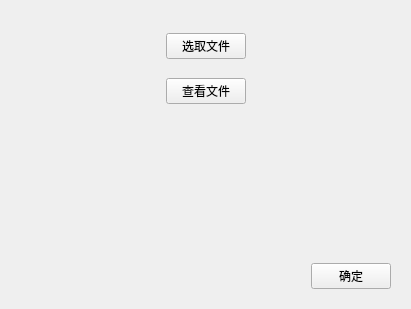
Old version of the form widgets/alocatMange/scheduleFinish.ui in the repository Belos10/Equip.
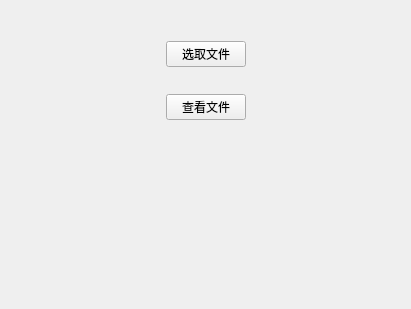
New version of the form.

Commit message: 默认更改列表

```diff
--- a/widgets/alocatMange/scheduleFinish.ui
+++ b/widgets/alocatMange/scheduleFinish.ui
@@ -13,7 +13,7 @@
   <property name="windowTitle">
    <string>Form</string>
   </property>
-  <layout class="QVBoxLayout" name="verticalLayout" stretch="5,5,1">
+  <layout class="QVBoxLayout" name="verticalLayout" stretch="5,5">
    <item>
     <widget class="QWidget" name="w1_vbox" native="true">
      <layout class="QVBoxLayout" name="verticalLayout_2">
@@ -97,36 +97,6 @@
    <item>
     <widget class="QWidget" name="w2_hbox" native="true"/>
    </item>
-   <item>
-    <widget class="QWidget" name="widget" native="true">
-     <layout class="QVBoxLayout" name="verticalLayout_3">
-      <item>
-       <layout class="QHBoxLayout" name="horizontalLayout_3">
-        <item>
-         <spacer name="horizontalSpacer_5">
-          <property name="orientation">
-           <enum>Qt::Horizontal</enum>
-          </property>
-          <property name="sizeHint" stdset="0">
-           <size>
-            <width>40</width>
-            <height>20</height>
-           </size>
-          </property>
-         </spacer>
-        </item>
-        <item>
-         <widget class="QPushButton" name="pb_Yes">
-          <property name="text">
-           <string>确定</string>
-          </property>
-         </widget>
-        </item>
-       </layout>
-      </item>
-     </layout>
-    </widget>
-   </item>
   </layout>
  </widget>
  <resources/>
```
The commit also changes 1 other file.
